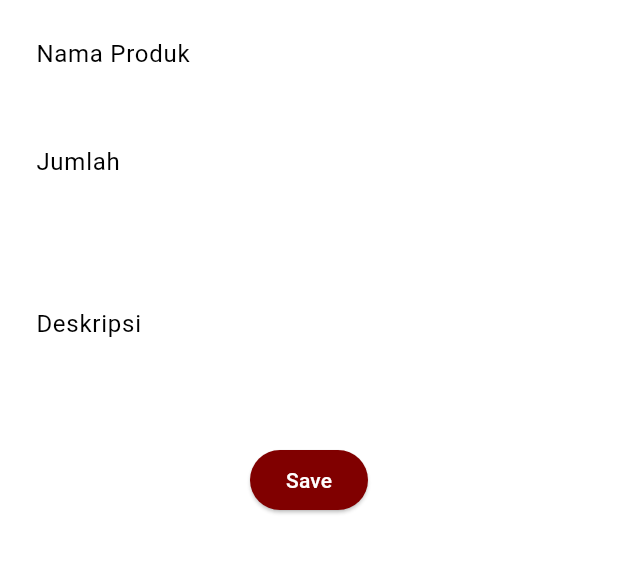
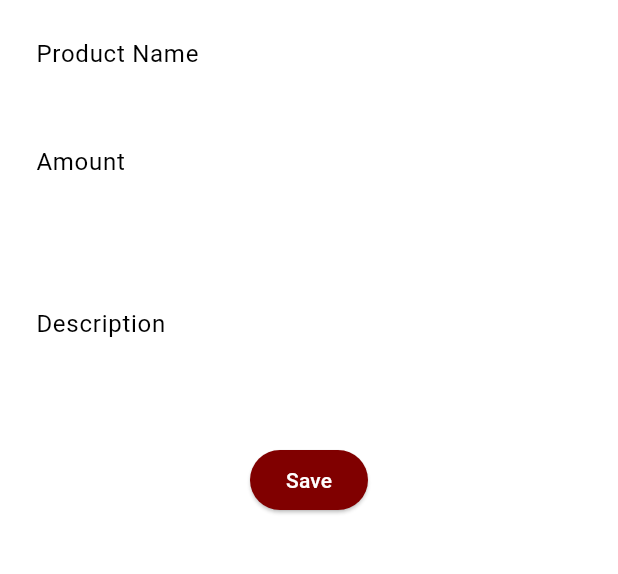
Before and after one commit to NurKhoirunnisaSalsabila/bizz-skin-mobile, a Flutter app: the ProductEntryFormPage screen opened directly, on a phone screen of 412 x 824 dp, the part 84-658 px from its top. Run offline on Flutter 3.47's test engine with Material 3 defaults, Android fonts, the phone set to English and light mode, and no system bars.

Commit message:
tugas8 kelar yhh

```diff
--- a/lib/screens/productentry_form.dart
+++ b/lib/screens/productentry_form.dart
@@ -37,8 +37,8 @@ class _ProductEntryFormPageState extends State<ProductEntryFormPage> {
                 padding: const EdgeInsets.all(8.0),
                 child: TextFormField(
                   decoration: InputDecoration(
-                    hintText: "Nama Produk",
-                    labelText: "Nama Produk",
+                    hintText: "Product Name",
+                    labelText: "Product Name",
                     border: OutlineInputBorder(
                       borderRadius: BorderRadius.circular(5.0),
                     ),
@@ -67,8 +67,8 @@ class _ProductEntryFormPageState extends State<ProductEntryFormPage> {
                 child: TextFormField(
                   keyboardType: TextInputType.number,
                   decoration: InputDecoration(
-                    hintText: "Jumlah",
-                    labelText: "Jumlah",
+                    hintText: "Amount",
+                    labelText: "Amount",
                     border: OutlineInputBorder(
                       borderRadius: BorderRadius.circular(5.0),
                     ),
@@ -100,8 +100,8 @@ class _ProductEntryFormPageState extends State<ProductEntryFormPage> {
                 child: TextFormField(
                   maxLines: 4,
                   decoration: InputDecoration(
-                    hintText: "Deskripsi",
-                    labelText: "Deskripsi",
+                    hintText: "Description",
+                    labelText: "Description",
                     border: OutlineInputBorder(
                       borderRadius: BorderRadius.circular(5.0),
                     ),
@@ -145,9 +145,9 @@ class _ProductEntryFormPageState extends State<ProductEntryFormPage> {
                                 child: Column(
                                   crossAxisAlignment: CrossAxisAlignment.start,
                                   children: [
-                                    Text('Nama: $_name'),
-                                    Text('Jumlah: $_amount'),
-                                    Text('Deskripsi: $_description'),
+                                    Text('Name: $_name'),
+                                    Text('Amount: $_amount'),
+                                    Text('Description: $_description'),
                                   ],
                                 ),
                               ),
```
